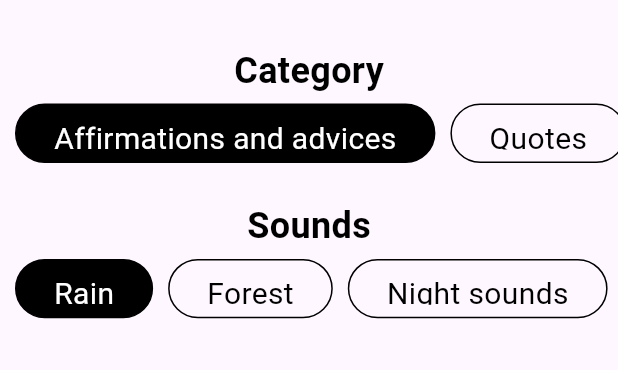
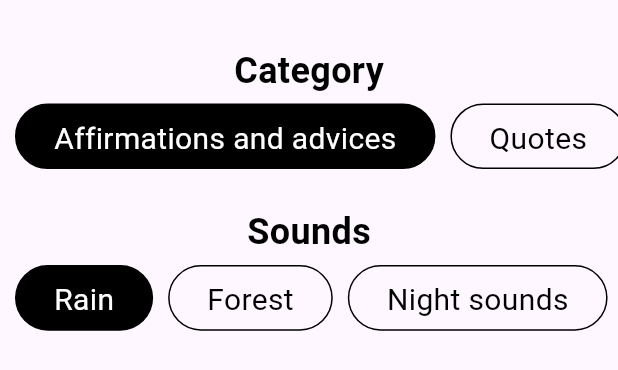
Before and after one commit to DariaKatyaevaa/affirmations_app, a Flutter app: the CategoryBottomSheet widget shown alone on an empty page, opened directly with empty values, on a phone screen of 412 x 824 dp. Shown: the top 370 px of the screen. Run offline on Flutter 3.47's test engine with Material 2 defaults, Android fonts, the phone set to English and light mode, and no system bars; our stand-ins replace device_info_plus, dio, easy_localization, email_validator, firebase_auth, firebase_core and 11 more; missing offline and left inert: pull_down_button; accounts and stored records are empty; generated files the repository leaves out were written again; network calls fail.

```diff
--- a/lib/ui/pages/home/home_page.dart
+++ b/lib/ui/pages/home/home_page.dart
@@ -41,7 +41,9 @@ class HomePage extends StatelessWidget {
               ),
             );
           }),
-          SafeArea(
+          Padding(
+            padding: const EdgeInsets.symmetric(vertical: 8.0),
+            child: SafeArea(
               child: Column(
                 mainAxisAlignment: MainAxisAlignment.spaceBetween,
                 mainAxisSize: MainAxisSize.max,
@@ -82,6 +84,7 @@ class HomePage extends StatelessWidget {
                 ],
               ),
             ),
+          ),
         ],
       ),
     );
--- a/lib/ui/pages/home/widgets/category_bottom_sheet.dart
+++ b/lib/ui/pages/home/widgets/category_bottom_sheet.dart
@@ -40,8 +40,8 @@ class _CategoryBottomSheetState extends State<CategoryBottomSheet> {
   Widget build(BuildContext context) {
     return DraggableScrollableSheet(
       expand: false,
-      maxChildSize: 0.3,
-      initialChildSize: 0.3,
+      maxChildSize: 0.35,
+      initialChildSize: 0.31,
       builder: (context, c) => Column(
         children: [
           SizedBox(height: 30),
--- a/pubspec.yaml
+++ b/pubspec.yaml
@@ -1,5 +1,4 @@
 name: affirmations_app
-description: A new Flutter project.
 
 publish_to: 'none'
 
```
Also changed, not shown: 35 other files. Lines whose indentation alone changed are shown as unchanged.
